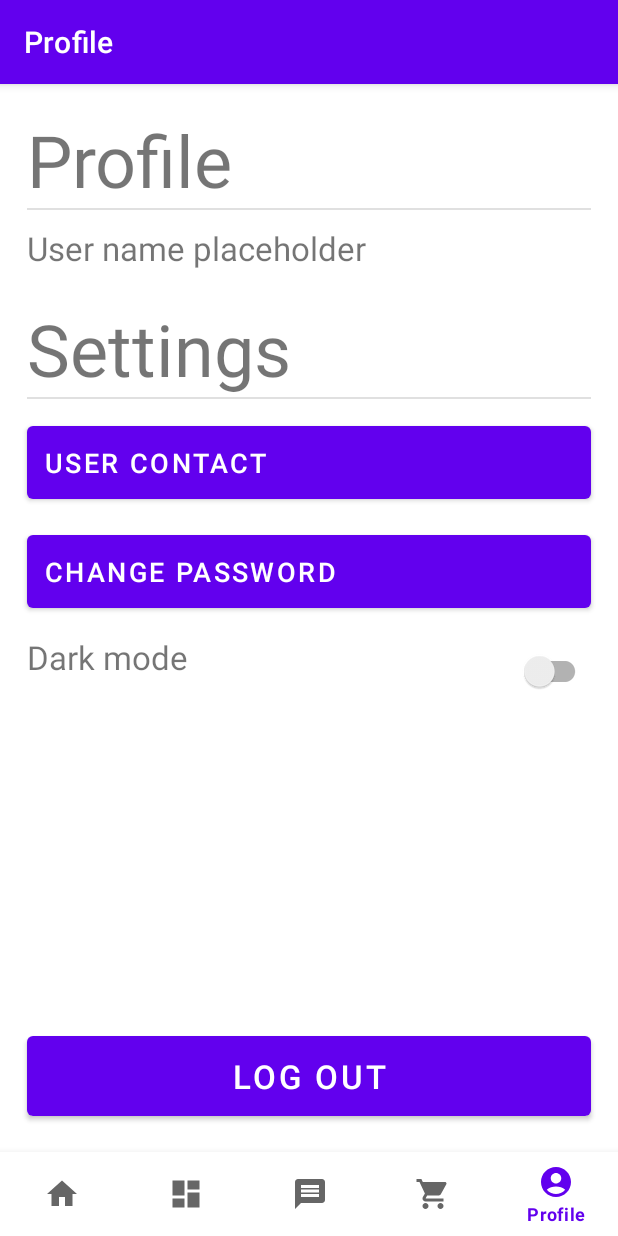
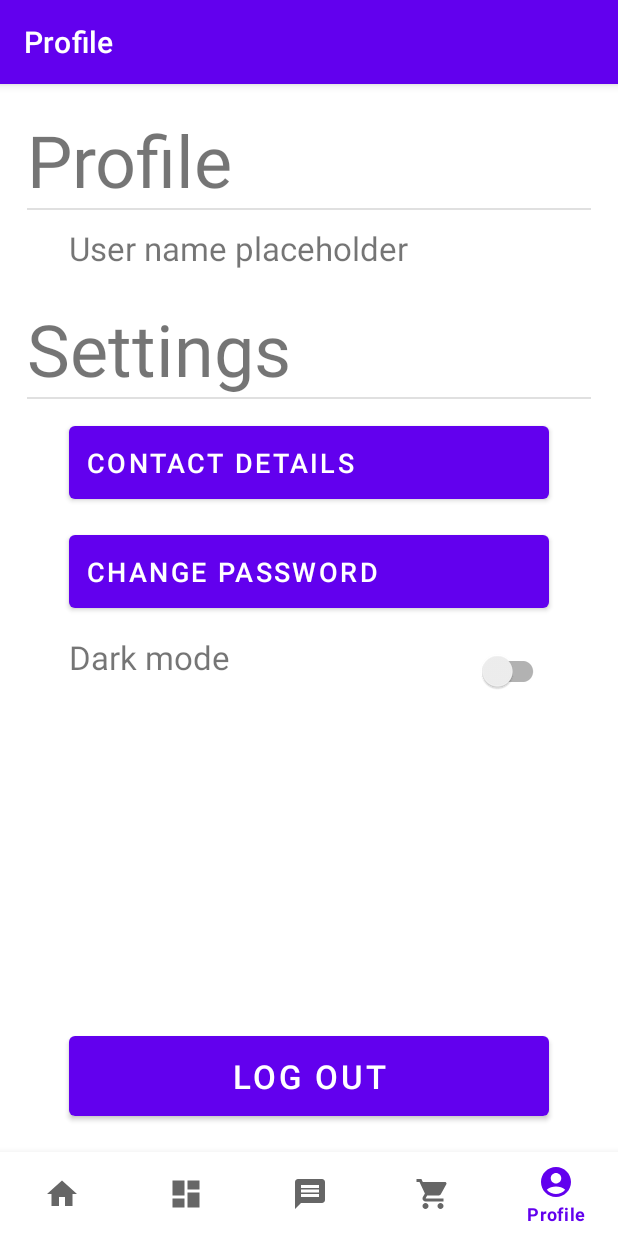
Before and after one commit to ChloeL01/CP3407---Assignment, an Android app: the ProfileFragment screen opened through its navigation route, on a phone screen of 412 x 824 dp. Run offline under Robolectric (Android 15) with nearby library versions, the phone set to English and light mode, and no system bars; our stand-ins replace data binding, navigation-ui.

Commit message:
Updated UI for UserContactDetails.kt

```diff
--- a/CP3407Assignment/app/src/main/java/com/example/cp3407_assignment/ui/profile/ProfileFragment.kt
+++ b/CP3407Assignment/app/src/main/java/com/example/cp3407_assignment/ui/profile/ProfileFragment.kt
@@ -30,6 +30,5 @@ class ProfileFragment : Fragment() {
 //        binding.testButton.setOnClickListener { view: View? ->
 //            view?.findNavController()?.navigate(R.id.action_navigation_profile_to_listHireItem)
 //        }
-
     }
 }
--- a/CP3407Assignment/app/src/main/res/layout/fragment_profile.xml
+++ b/CP3407Assignment/app/src/main/res/layout/fragment_profile.xml
@@ -7,7 +7,7 @@
     </data>
 
     <androidx.constraintlayout.widget.ConstraintLayout
-        android:id="@+id/profile_linear"
+        android:id="@+id/profile_constraint"
         android:layout_width="match_parent"
         android:layout_height="match_parent">
 
@@ -36,22 +36,20 @@
             android:id="@+id/user_name"
             android:layout_width="wrap_content"
             android:layout_height="wrap_content"
-            android:layout_marginStart="18dp"
             android:layout_marginTop="12dp"
             android:text="@string/user_name"
             android:textSize="22sp"
-            app:layout_constraintStart_toStartOf="parent"
+            app:layout_constraintStart_toStartOf="@+id/contact_btn"
             app:layout_constraintTop_toBottomOf="@+id/profile_title" />
 
         <TextView
             android:id="@+id/settings_title"
             android:layout_width="wrap_content"
             android:layout_height="wrap_content"
-            android:layout_marginStart="18dp"
             android:layout_marginTop="20dp"
             android:text="@string/settings"
             android:textSize="48sp"
-            app:layout_constraintStart_toStartOf="parent"
+            app:layout_constraintStart_toStartOf="@+id/profile_title"
             app:layout_constraintTop_toBottomOf="@+id/user_name" />
 
         <com.google.android.material.divider.MaterialDivider
@@ -65,73 +63,58 @@
 
         <Button
             android:id="@+id/contact_btn"
-            android:layout_width="match_parent"
+            android:layout_width="320dp"
             android:layout_height="wrap_content"
-            android:layout_marginStart="18dp"
             android:layout_marginTop="12dp"
-            android:layout_marginEnd="18dp"
             android:gravity="start"
             android:padding="12dp"
             android:text="@string/user_contact"
             android:textSize="18sp"
+            app:layout_constraintEnd_toEndOf="parent"
+            app:layout_constraintStart_toStartOf="parent"
             app:layout_constraintTop_toBottomOf="@id/settings_divider" />
 
         <Button
             android:id="@+id/change_password_btn"
-            android:layout_width="match_parent"
+            android:layout_width="320dp"
             android:layout_height="wrap_content"
-            android:layout_marginStart="18dp"
             android:layout_marginTop="12dp"
-            android:layout_marginEnd="18dp"
             android:gravity="start"
             android:padding="12dp"
             android:text="@string/change_password"
             android:textSize="18sp"
+            app:layout_constraintEnd_toEndOf="parent"
+            app:layout_constraintStart_toStartOf="parent"
             app:layout_constraintTop_toBottomOf="@id/contact_btn" />
 
         <Button
             android:id="@+id/logout_btn"
-            android:layout_width="match_parent"
+            android:layout_width="320dp"
             android:layout_height="wrap_content"
-            android:layout_marginStart="18dp"
-            android:layout_marginEnd="18dp"
             android:layout_marginBottom="18dp"
             android:padding="12dp"
             android:text="@string/log_out"
             android:textSize="22sp"
-            app:layout_constraintBottom_toBottomOf="parent" />
+            app:layout_constraintBottom_toBottomOf="parent"
+            app:layout_constraintEnd_toEndOf="parent"
+            app:layout_constraintStart_toStartOf="parent" />
 
         <TextView
             android:id="@+id/dark_mode_title"
             android:layout_width="wrap_content"
             android:layout_height="wrap_content"
-            android:layout_marginStart="18dp"
             android:layout_marginTop="12dp"
             android:text="@string/dark_mode"
             android:textSize="22sp"
-            app:layout_constraintStart_toStartOf="parent"
+            app:layout_constraintStart_toStartOf="@+id/change_password_btn"
             app:layout_constraintTop_toBottomOf="@+id/change_password_btn" />
 
         <androidx.appcompat.widget.SwitchCompat
             android:layout_width="wrap_content"
             android:layout_height="wrap_content"
-            app:layout_constraintEnd_toEndOf="parent"
-            android:layout_marginEnd="18dp"
+            app:layout_constraintEnd_toEndOf="@+id/change_password_btn"
             app:layout_constraintTop_toTopOf="@+id/dark_mode_title" />
 
 
     </androidx.constraintlayout.widget.ConstraintLayout>
-
-    <!--    <FrameLayout-->
-    <!--        android:layout_width="match_parent"-->
-    <!--        android:layout_height="match_parent"-->
-    <!--        tools:context=".ui.profile.ProfileFragment">-->
-    <!--&lt;!&ndash;        Testing (Jess) - Needed a way to get to the page&ndash;&gt;-->
-    <!--&lt;!&ndash;        <Button&ndash;&gt;-->
-    <!--&lt;!&ndash;            android:id="@+id/testButton"&ndash;&gt;-->
-    <!--&lt;!&ndash;            android:text="Test"&ndash;&gt;-->
-    <!--&lt;!&ndash;            android:layout_width="wrap_content"&ndash;&gt;-->
-    <!--&lt;!&ndash;            android:layout_height="wrap_content" />&ndash;&gt;-->
-
-    <!--    </FrameLayout>-->
 </layout>
--- a/CP3407Assignment/app/src/main/res/values/strings.xml
+++ b/CP3407Assignment/app/src/main/res/values/strings.xml
@@ -52,8 +52,9 @@
     <string name="login_failed">"Login failed"</string>
     <string name="user_name">User name placeholder</string>
     <string name="settings">Settings</string>
-    <string name="user_contact">User contact</string>
+    <string name="user_contact">Contact details</string>
     <string name="change_password">Change password</string>
     <string name="log_out">Log out</string>
     <string name="dark_mode">Dark mode</string>
+    <string name="contact_details">Contact Details</string>
 </resources>
```
Also changed, not shown: CP3407Assignment/app/src/main/java/com/example/cp3407_assignment/ui/profile/UserContactDetails.kt (added, +28 -0 lines), CP3407Assignment/app/src/main/res/layout/fragment_user_contact_details.xml (added, +83 -0 lines).
